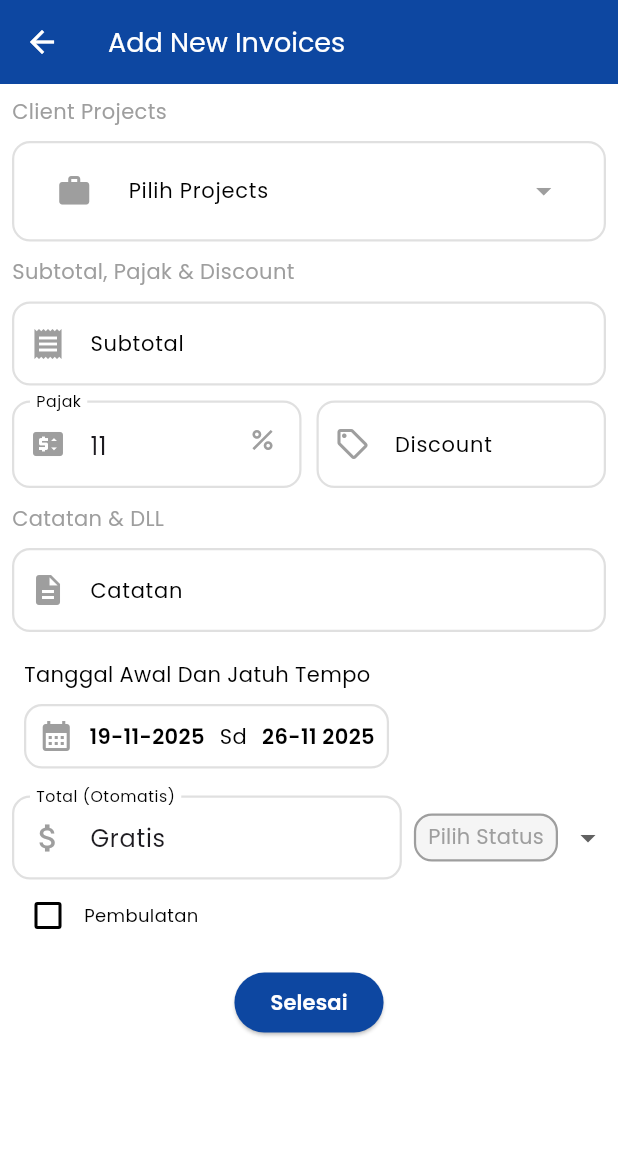
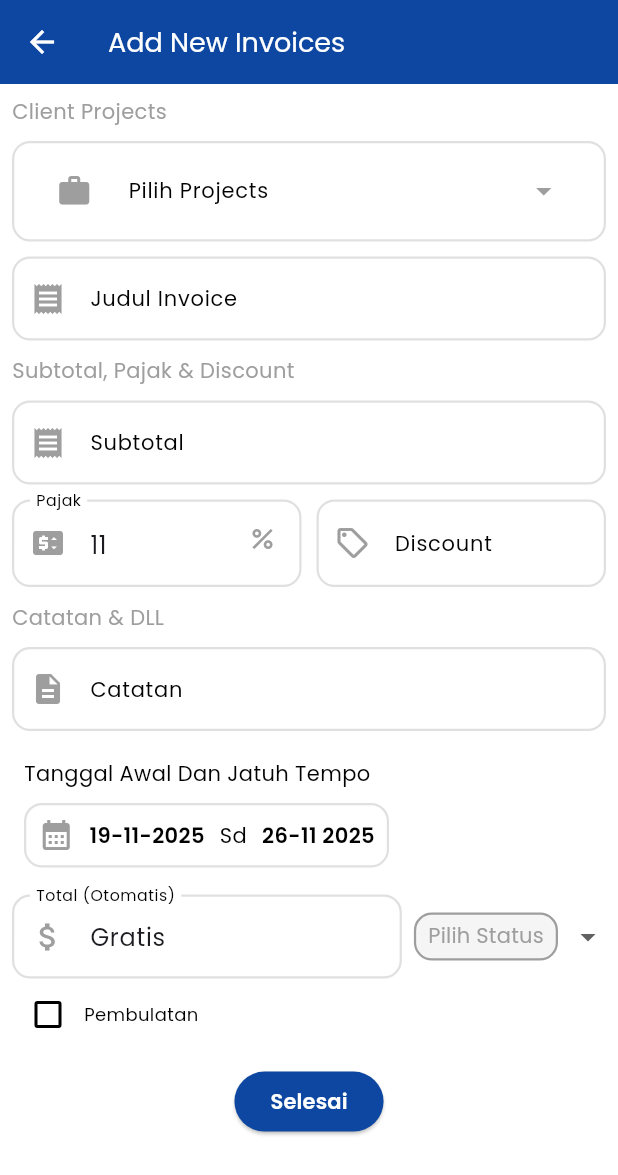
Before and after one commit to jbranabb/kliencash, a Flutter app: the AddInovice screen opened directly, after a tap on "Selesai", on a phone screen of 412 x 824 dp. Shown: the top 1175 px of the screen. Run offline on Flutter 3.47's test engine with Material 3 defaults, Android fonts, the phone set to English and light mode, and no system bars; our stand-ins replace bloc, calendar_date_picker2, country_code_picker, flutter_bloc, flutter_slidable, google_fonts and 3 more; accounts and stored records are empty.

Commit message:
feat(Model & addInvoice) adding new fileds titile for titile invoices

```diff
--- a/lib/Screens/Widgets/text_fields.dart
+++ b/lib/Screens/Widgets/text_fields.dart
@@ -167,7 +167,7 @@ class MyTextFiledsForPhone extends StatelessWidget {
         enabled: true,
         icon: Container(
           decoration: BoxDecoration(
-            borderRadius: BorderRadius.circular(4),
+            borderRadius: BorderRadius.circular(12),
             border: BoxBorder.all(color: Colors.grey.shade300, width: 1.5),
           ),
           child: CountryCodePicker(
--- a/lib/Screens/pages/mainGrid/invoice/add_inovice.dart
+++ b/lib/Screens/pages/mainGrid/invoice/add_inovice.dart
@@ -38,6 +38,8 @@ class _AddInoviceState extends State<AddInovice> {
   var subtotalC = TextEditingController();
   var totalAmountC = TextEditingController();
   var notes = TextEditingController();
+  var titleC = TextEditingController();
+  var titleF = FocusNode();
   var notesF = FocusNode();
   var subtotalF = FocusNode();
   var pajakF = FocusNode();
@@ -110,6 +112,16 @@ class _AddInoviceState extends State<AddInovice> {
                   crossAxisAlignment: CrossAxisAlignment.start,
                   spacing: 10,
                   children: [
+                    MyTextFileds(
+                      controller: titleC,
+                      label: 'Judul Invoice',
+                      icon: Icons.receipt,
+                      focusNode: titleF,
+                      isOtional: false,
+                      onEditingCom: () {
+                        FocusScope.of(context).requestFocus(subtotalF);
+                      },
+                    ),
                     MyText(title: 'Subtotal, Pajak & Discount', color: Colors.grey,),
                     MyTextFileds(
                       controller: subtotalC,
@@ -126,6 +138,9 @@ class _AddInoviceState extends State<AddInovice> {
                         var data = int.tryParse(subtotalC.text) ?? 0;
                         var formated = formatRupiah.format(data);
                         subtotalC.value = TextEditingValue(text: formated);
+                      },
+                      onEditingCom: () {
+                      FocusScope.of(context).requestFocus(pajakF);
                       },
                     ),
                   ],
@@ -151,6 +166,9 @@ class _AddInoviceState extends State<AddInovice> {
                             int.tryParse(pajakC.text),
                           );
                         },
+                        onEditingCom: () {
+                      FocusScope.of(context).requestFocus(discountF);
+                      },
                       ),
                     ),
                     Expanded(
@@ -170,7 +188,9 @@ class _AddInoviceState extends State<AddInovice> {
                           context.read<CountMount>().setDisc(
                             int.tryParse(discountC.text),
                           );
-                        },
+                        },onEditingCom: () {
+                      FocusScope.of(context).requestFocus(notesF);
+                      },
                       ),
                     ),
                   ],
@@ -187,6 +207,9 @@ class _AddInoviceState extends State<AddInovice> {
                       focusNode: notesF,
                       isOtional: true,
                       maxlines: 10,
+                      onEditingCom: () {
+                      FocusScope.of(context).unfocus();
+                      },
                     ),
                   ],
                 ),
@@ -229,6 +252,7 @@ class _AddInoviceState extends State<AddInovice> {
                       int.parse(subtotalFormated),
                       pajakC.text,
                       discountC.text,
+                      titleC.text,
                       notes.text,
                       datevalue[0].toIso8601String(),
                       datevalue[1].toIso8601String(),
@@ -263,6 +287,7 @@ void validatePost(
   int subtotal,
   String pajak,
   String discount,
+  String title,
   String notes,
   String startAt,
   String jatuhTempoAt,
@@ -275,6 +300,7 @@ void validatePost(
   if (id.isNotEmpty &&
       subtotal != 0 &&
       startAt.isNotEmpty &&
+      title.isNotEmpty &&
       jatuhTempoAt.isNotEmpty &&
       status != null) {
         var rawLegth = int.parse(statelist) + 1;
@@ -290,6 +316,7 @@ void validatePost(
           subtotal: subtotal,
           pajak: int.tryParse(pajak) ?? 0,
           discount: int.tryParse(discount) ?? 0 ,
+          title: title,
           notes: notes,
           totalAmount: totalAmout,
           tanggal: startAt,
--- a/lib/data/model/model.dart
+++ b/lib/data/model/model.dart
@@ -92,6 +92,7 @@ class InvoiceModel {
   int? id;
   int projectsId;
   String status;
+  String title;
   int subtotal;
   int? pajak;
   int? discount;
@@ -110,6 +111,7 @@ class InvoiceModel {
     required this.projectsId,
     required this.status,
     required this.subtotal,
+    required this.title,
     this.pajak,
     this.discount,
     required this.totalAmount,
@@ -128,6 +130,7 @@ class InvoiceModel {
       id: json['Id'] ?? 0,
       projectsId: json['project_id'] ?? 0,
       status: json['status'] ?? 'nope',
+      title: json['title'] ?? 'nope',
       subtotal: json['subtotal'] ?? 0,
       pajak: json['pajak'] ?? 0,
       discount: json['discount'] ?? 0,
```
